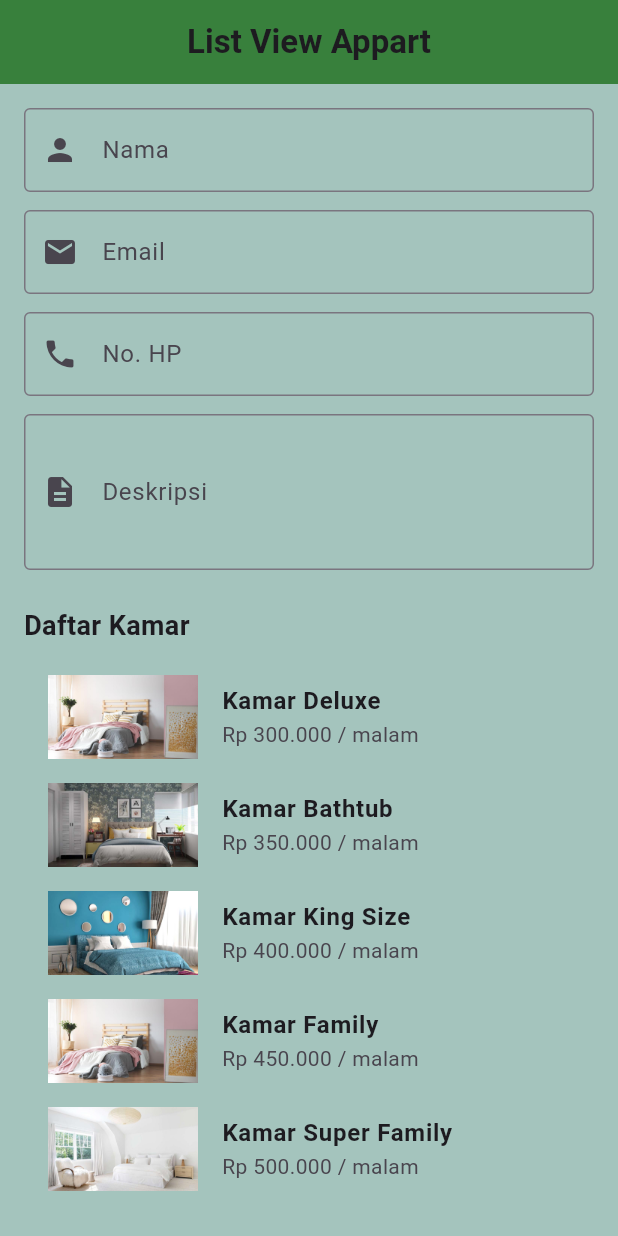
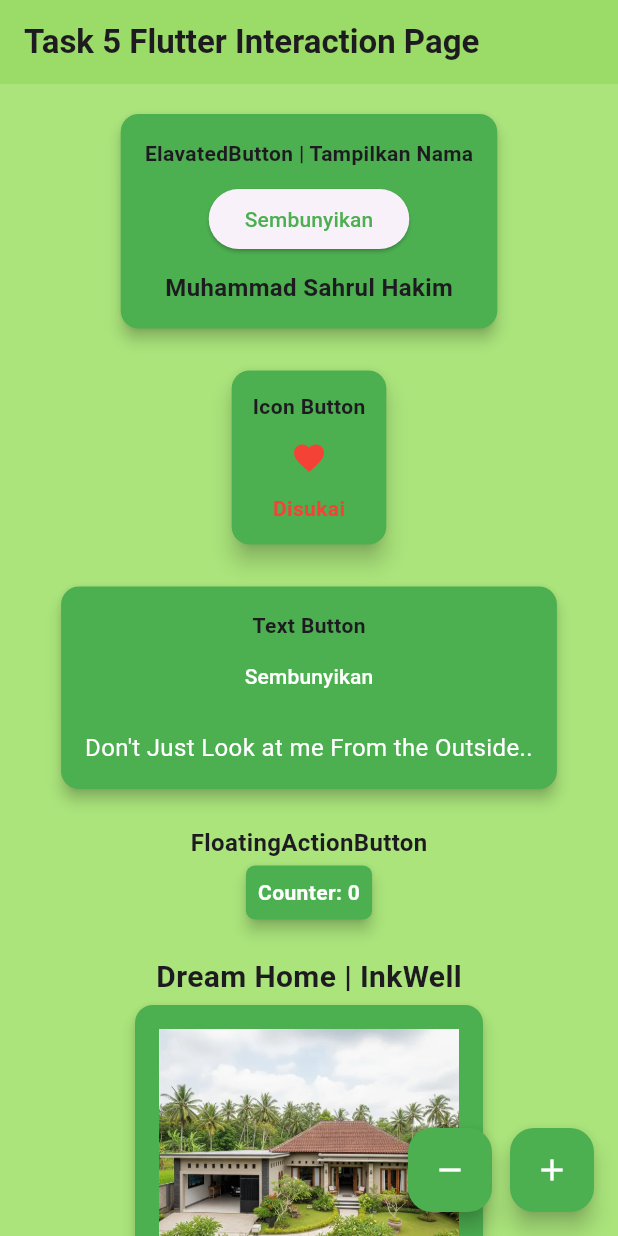
Before and after one commit to Sahrulproject/Tugas_Flutter, a Flutter app: the screen it shows after launch, on a phone screen of 412 x 824 dp. Run offline on Flutter 3.47's test engine with Material 3 defaults, Android fonts, the light colour scheme and no system bars.

Commit message:
tugas 5 day8

```diff
--- /dev/null
+++ b/lib/day8/tugasd8.dart
@@ -0,0 +1,289 @@
+import 'package:flutter/material.dart';
+
+class Tugas5 extends StatefulWidget {
+  const Tugas5({super.key});
+
+  @override
+  State<Tugas5> createState() => _Tugas5State();
+}
+
+class _Tugas5State extends State<Tugas5> {
+  int counter = 0;
+  String name = "Muhammad Sahrul Hakim";
+  String text = "Don't Just Look at me From the Outside..";
+  String suka = "Disukai";
+  bool showIcon = true;
+  bool showName = true;
+  bool showText = true;
+  bool showGambar = true;
+  bool liked = true;
+
+  @override
+  Widget build(BuildContext context) {
+    return Scaffold(
+      // Tambahan: dua tombol FAB di kanan bawah (tambah & kurang)
+      floatingActionButton: Row(
+        mainAxisAlignment: MainAxisAlignment.end,
+        children: [
+          FloatingActionButton(
+            heroTag: "btnKurang",
+            backgroundColor: Colors.green,
+            foregroundColor: Colors.white,
+            child: const Icon(Icons.remove),
+            onPressed: () {
+              setState(() {
+                if (counter > 0) counter--;
+              });
+              print("Counter dikurangi: $counter");
+            },
+          ),
+          const SizedBox(width: 12),
+          FloatingActionButton(
+            heroTag: "btnTambah",
+            backgroundColor: Colors.green,
+            foregroundColor: Colors.white,
+            child: const Icon(Icons.add),
+            onPressed: () {
+              setState(() {
+                counter++;
+              });
+              print("Counter ditambah: $counter");
+            },
+          ),
+        ],
+      ),
+
+      appBar: AppBar(
+        title: const Text(
+          "Task 5 Flutter Interaction Page",
+          style: TextStyle(fontWeight: FontWeight.bold),
+        ),
+        backgroundColor: const Color.fromARGB(255, 155, 219, 103),
+        centerTitle: false,
+      ),
+      backgroundColor: const Color.fromARGB(255, 170, 228, 123),
+      body: SingleChildScrollView(
+        padding: const EdgeInsets.all(16),
+        child: Column(
+          children: [
+            // Tampilkan Nama
+            Card(
+              color: Colors.green,
+              shape: RoundedRectangleBorder(
+                borderRadius: BorderRadius.circular(12),
+              ),
+              elevation: 4,
+              child: Padding(
+                padding: const EdgeInsets.all(16),
+                child: Column(
+                  children: [
+                    const Text(
+                      "ElavatedButton | Tampilkan Nama",
+                      style: TextStyle(fontWeight: FontWeight.bold),
+                    ),
+                    const SizedBox(height: 10),
+                    ElevatedButton(
+                      onPressed: () {
+                        setState(() {
+                          showName = !showName;
+                        });
+                      },
+                      child: Text(
+                        showName ? "Sembunyikan" : "Tampilkan",
+                        style: TextStyle(color: Colors.green),
+                      ),
+                    ),
+                    const SizedBox(height: 10),
+                    if (showName)
+                      Text(
+                        name,
+                        style: const TextStyle(
+                          fontSize: 16,
+                          fontWeight: FontWeight.bold,
+                        ),
+                      ),
+                  ],
+                ),
+              ),
+            ),
+
+            const SizedBox(height: 20),
+
+            // Icon Button
+            Card(
+              color: Colors.green,
+              shape: RoundedRectangleBorder(
+                borderRadius: BorderRadius.circular(12),
+              ),
+              elevation: 6,
+              child: Padding(
+                padding: const EdgeInsets.all(14),
+                child: Column(
+                  children: [
+                    const Text(
+                      "Icon Button",
+                      style: TextStyle(fontWeight: FontWeight.bold),
+                    ),
+                    IconButton(
+                      onPressed: () {
+                        setState(() {
+                          liked = !liked;
+                        });
+                      },
+                      icon: Icon(Icons.favorite),
+                      color: liked ? Colors.red : Colors.white,
+                    ),
+                    Text(
+                      liked ? "Disukai" : " ",
+                      style: TextStyle(
+                        color: Colors.red,
+                        fontWeight: FontWeight.bold,
+                      ),
+                    ),
+                  ],
+                ),
+              ),
+            ),
+
+            const SizedBox(height: 20),
+
+            // Text Button
+            Card(
+              color: Colors.green,
+              shape: RoundedRectangleBorder(
+                borderRadius: BorderRadius.circular(12),
+              ),
+              elevation: 4,
+              child: Padding(
+                padding: const EdgeInsets.all(16),
+                child: Column(
+                  children: [
+                    const Text(
+                      "Text Button",
+                      style: TextStyle(fontWeight: FontWeight.bold),
+                    ),
+                    TextButton(
+                      onPressed: () {
+                        setState(() {
+                          showText = !showText;
+                        });
+                      },
+                      child: Text(
+                        showText ? "Sembunyikan" : "Lihat Selengkapnya",
+                        style: TextStyle(color: Colors.white),
+                      ),
+                    ),
+                    if (showText)
+                      Padding(
+                        padding: const EdgeInsets.only(top: 12),
+                        child: Text(
+                          text,
+                          style: const TextStyle(
+                            fontSize: 16,
+                            color: Colors.white,
+                          ),
+                          textAlign: TextAlign.center,
+                        ),
+                      ),
+                  ],
+                ),
+              ),
+            ),
+
+            const SizedBox(height: 20),
+
+            // Counter Display
+            Text(
+              "FloatingActionButton",
+              style: TextStyle(fontSize: 16, fontWeight: FontWeight.bold),
+            ),
+            Card(
+              color: Colors.green,
+              elevation: 4,
+              shape: RoundedRectangleBorder(
+                borderRadius: BorderRadius.circular(6),
+              ),
+              child: Padding(
+                padding: const EdgeInsets.all(8),
+                child: Text(
+                  'Counter: $counter',
+                  style: const TextStyle(
+                    color: Colors.white,
+                    fontSize: 14,
+                    fontWeight: FontWeight.bold,
+                  ),
+                ),
+              ),
+            ),
+
+            const SizedBox(height: 20),
+            Text(
+              "Dream Home | InkWell",
+              style: TextStyle(fontSize: 20, fontWeight: FontWeight.bold),
+            ),
+            // InkWell dengan Gambar
+            Card(
+              color: Colors.green,
+              elevation: 4,
+              shape: RoundedRectangleBorder(
+                borderRadius: BorderRadius.circular(12),
+              ),
+              child: InkWell(
+                onTap: () {
+                  print("Kotak disentuh");
+                  setState(() {
+                    showGambar = !showGambar;
+                  });
+                },
+                borderRadius: BorderRadius.circular(12),
+                child: Padding(
+                  padding: const EdgeInsets.all(16),
+                  child: showGambar
+                      ? Image.asset(
+                          "assets/im/dreamhome.jpg",
+                          width: 200,
+                          height: 200,
+                          fit: BoxFit.cover,
+                        )
+                      : const SizedBox(height: 200),
+                ),
+              ),
+            ),
+
+            const SizedBox(height: 20),
+
+            // Gesture Detector
+            Card(
+              elevation: 5,
+              shape: RoundedRectangleBorder(
+                borderRadius: BorderRadius.circular(12),
+              ),
+              child: GestureDetector(
+                onTap: () => print("Aww. Don't Touch Me !"),
+                onDoubleTap: () =>
+                    print("Aww.. Aww.. Please! Don't Touch Me !!"),
+                onLongPress: () => print("Shhhttt.."),
+                child: Container(
+                  height: 48,
+                  width: double.infinity,
+                  decoration: BoxDecoration(
+                    color: const Color.fromARGB(255, 155, 219, 103),
+                    borderRadius: BorderRadius.circular(12),
+                  ),
+                  alignment: Alignment.center,
+                  child: const Text(
+                    "Touch Me",
+                    style: TextStyle(
+                      color: Colors.black,
+                      fontWeight: FontWeight.bold,
+                    ),
+                  ),
+                ),
+              ),
+            ),
+          ],
+        ),
+      ),
+    );
+  }
+}
--- a/lib/main.dart
+++ b/lib/main.dart
@@ -3,6 +3,7 @@ import 'package:ppkd_b_3/day6/flutter2_1.dart';
 import 'package:ppkd_b_3/start.dart';
 import 'package:ppkd_b_3/day7/flutterd7.1.dart';
 import 'package:ppkd_b_3/day7/flutterd7.2.dart';
+import 'package:ppkd_b_3/day8/tugasd8.dart';
 
 void main() {
   runApp(const MyApp());
@@ -34,7 +35,7 @@ class MyApp extends StatelessWidget {
         // tested with just a hot reload.
         colorScheme: ColorScheme.fromSeed(seedColor: Colors.deepPurple),
       ),
-      home: Day7T4GridView(),
+      home: Tugas5(),
     );
   }
 }
```
Also changed, not shown: assets/im/dreamhome.jpg (added).
